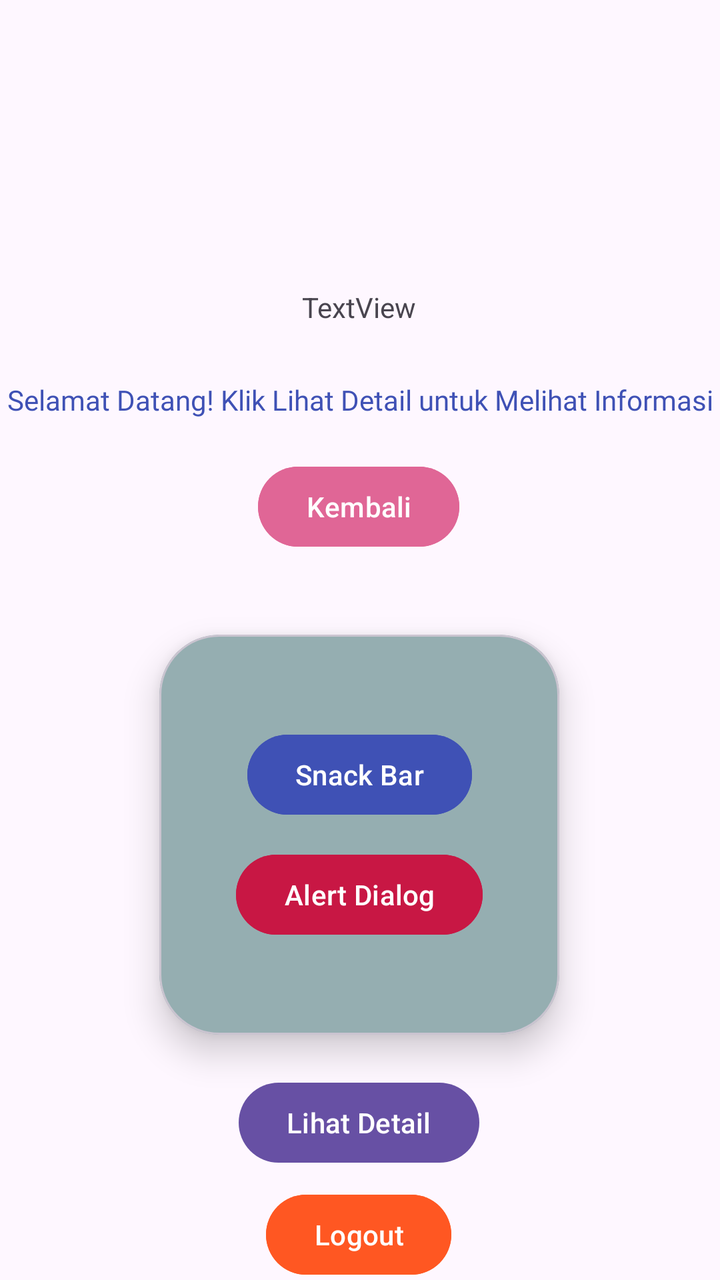
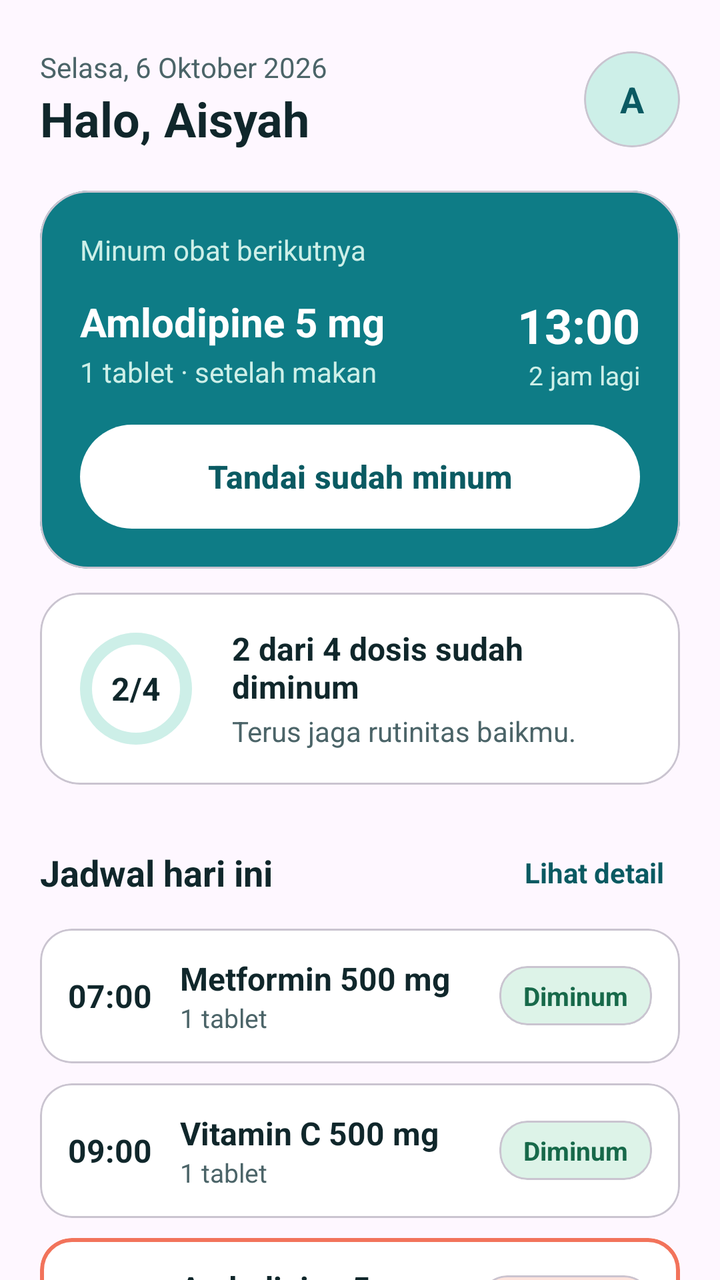

Compare the two renders of this Android layout. The source of the first and the diff that turns it into the second are given below.
<!-- AndroidManifest.xml: application theme Theme.Projek_Aisyah -->
<!-- res/layout/fragment_beranda.xml -->
<?xml version="1.0" encoding="utf-8"?>
<androidx.constraintlayout.widget.ConstraintLayout xmlns:android="http://schemas.android.com/apk/res/android"
    xmlns:tools="http://schemas.android.com/tools"
    android:layout_width="match_parent"
    android:layout_height="match_parent"
    xmlns:app="http://schemas.android.com/apk/res-auto"
    tools:context=".Beranda.BerandaFragment">

    <TextView
        android:id="@+id/textView"
        android:layout_width="wrap_content"
        android:layout_height="wrap_content"
        android:fontFamily="@font/acme_regular"
        android:text="Selamat Datang! Klik Lihat Detail untuk Melihat Informasi"
        android:textColor="#3F51B5"
        android:textSize="14dp"
        app:layout_constraintBottom_toBottomOf="parent"
        app:layout_constraintEnd_toEndOf="parent"
        app:layout_constraintStart_toStartOf="parent"
        app:layout_constraintTop_toBottomOf="@+id/nama"
        app:layout_constraintVertical_bias="0.06" />

    <Button
        android:id="@+id/btnKembali"
        android:layout_width="wrap_content"
        android:layout_height="wrap_content"
        android:layout_marginTop="20dp"
        android:backgroundTint="#E06696"
        android:text="Kembali"
        app:layout_constraintEnd_toEndOf="parent"
        app:layout_constraintHorizontal_bias="0.498"
        app:layout_constraintStart_toStartOf="parent"
        app:layout_constraintTop_toBottomOf="@+id/textView" />

    <TextView
        android:id="@+id/nama"
        android:layout_width="wrap_content"
        android:layout_height="wrap_content"
        android:layout_marginTop="144dp"
        android:text="TextView"
        app:layout_constraintEnd_toEndOf="parent"
        app:layout_constraintHorizontal_bias="0.498"
        app:layout_constraintStart_toStartOf="parent"
        app:layout_constraintTop_toTopOf="parent" />

    <com.google.android.material.card.MaterialCardView
        android:id="@+id/materialCardView"
        android:layout_width="200dp"
        android:layout_height="200dp"
        android:layout_marginTop="40dp"
        android:backgroundTint="#95AEB1"
        app:cardCornerRadius="30dp"
        app:cardElevation="10dp"
        app:layout_constraintEnd_toEndOf="parent"
        app:layout_constraintHorizontal_bias="0.498"
        app:layout_constraintStart_toStartOf="parent"
        app:layout_constraintTop_toBottomOf="@+id/btnKembali">

        <androidx.constraintlayout.widget.ConstraintLayout
            android:layout_width="match_parent"
            android:layout_height="match_parent"
            android:layout_margin="30dp">

            <Button
                android:id="@+id/btnSnackBar"
                android:layout_width="wrap_content"
                android:layout_height="wrap_content"
                android:layout_marginTop="16dp"
                android:backgroundTint="#3F51B5"
                android:text="Snack Bar"
                app:layout_constraintEnd_toEndOf="parent"
                app:layout_constraintStart_toStartOf="parent"
                app:layout_constraintTop_toTopOf="parent" />

            <Button
                android:id="@+id/btnAlertDialog"
                android:layout_width="wrap_content"
                android:layout_height="wrap_content"
                android:layout_marginTop="12dp"
                android:backgroundTint="#C81744"
                android:text="Alert Dialog"
                app:layout_constraintEnd_toEndOf="parent"
                app:layout_constraintStart_toStartOf="parent"
                app:layout_constraintTop_toBottomOf="@+id/btnSnackBar" />
        </androidx.constraintlayout.widget.ConstraintLayout>

    </com.google.android.material.card.MaterialCardView>

    <Button
        android:id="@+id/btnDetail"
        android:layout_width="wrap_content"
        android:layout_height="wrap_content"
        android:layout_marginTop="20dp"
        android:text="Lihat Detail"
        app:layout_constraintEnd_toEndOf="parent"
        app:layout_constraintHorizontal_bias="0.498"
        app:layout_constraintStart_toStartOf="parent"
        app:layout_constraintTop_toBottomOf="@+id/materialCardView" />

    <Button
        android:id="@+id/btnLogout"
        android:layout_width="wrap_content"
        android:layout_height="wrap_content"
        android:layout_marginTop="8dp"
        android:text="Logout"
        android:backgroundTint="#FF5722"
        app:layout_constraintEnd_toEndOf="parent"
        app:layout_constraintHorizontal_bias="0.498"
        app:layout_constraintStart_toStartOf="parent"
        app:layout_constraintTop_toBottomOf="@+id/btnDetail" />

</androidx.constraintlayout.widget.ConstraintLayout>
<!-- resources referenced by this layout -->
<resources>
  <style name="Theme.Projek_Aisyah" parent="Base.Theme.Projek_Aisyah" />
  <style name="Base.Theme.Projek_Aisyah" parent="Theme.Material3.DayNight.NoActionBar">
          
          
      </style>
</resources>

<!-- the commit's change to res/layout/fragment_beranda.xml (unified diff, before → after) -->
@@ -6,107 +6,538 @@
     xmlns:app="http://schemas.android.com/apk/res-auto"
     tools:context=".Beranda.BerandaFragment">
 
-    <TextView
-        android:id="@+id/textView"
-        android:layout_width="wrap_content"
-        android:layout_height="wrap_content"
-        android:fontFamily="@font/acme_regular"
-        android:text="Selamat Datang! Klik Lihat Detail untuk Melihat Informasi"
-        android:textColor="#3F51B5"
-        android:textSize="14dp"
+    <androidx.core.widget.NestedScrollView
+        android:layout_width="0dp"
+        android:layout_height="0dp"
+        android:clipToPadding="false"
+        android:paddingBottom="24dp"
         app:layout_constraintBottom_toBottomOf="parent"
         app:layout_constraintEnd_toEndOf="parent"
         app:layout_constraintStart_toStartOf="parent"
-        app:layout_constraintTop_toBottomOf="@+id/nama"
-        app:layout_constraintVertical_bias="0.06" />
-
-    <Button
-        android:id="@+id/btnKembali"
-        android:layout_width="wrap_content"
-        android:layout_height="wrap_content"
-        android:layout_marginTop="20dp"
-        android:backgroundTint="#E06696"
-        android:text="Kembali"
-        app:layout_constraintEnd_toEndOf="parent"
-        app:layout_constraintHorizontal_bias="0.498"
-        app:layout_constraintStart_toStartOf="parent"
-        app:layout_constraintTop_toBottomOf="@+id/textView" />
-
-    <TextView
-        android:id="@+id/nama"
-        android:layout_width="wrap_content"
-        android:layout_height="wrap_content"
-        android:layout_marginTop="144dp"
-        android:text="TextView"
-        app:layout_constraintEnd_toEndOf="parent"
-        app:layout_constraintHorizontal_bias="0.498"
-        app:layout_constraintStart_toStartOf="parent"
-        app:layout_constraintTop_toTopOf="parent" />
-
-    <com.google.android.material.card.MaterialCardView
-        android:id="@+id/materialCardView"
-        android:layout_width="200dp"
-        android:layout_height="200dp"
-        android:layout_marginTop="40dp"
-        android:backgroundTint="#95AEB1"
-        app:cardCornerRadius="30dp"
-        app:cardElevation="10dp"
-        app:layout_constraintEnd_toEndOf="parent"
-        app:layout_constraintHorizontal_bias="0.498"
-        app:layout_constraintStart_toStartOf="parent"
-        app:layout_constraintTop_toBottomOf="@+id/btnKembali">
-
-        <androidx.constraintlayout.widget.ConstraintLayout
+        app:layout_constraintTop_toTopOf="parent">
+
+        <LinearLayout
             android:layout_width="match_parent"
-            android:layout_height="match_parent"
-            android:layout_margin="30dp">
-
-            <Button
-                android:id="@+id/btnSnackBar"
-                android:layout_width="wrap_content"
-                android:layout_height="wrap_content"
-                android:layout_marginTop="16dp"
-                android:backgroundTint="#3F51B5"
-                android:text="Snack Bar"
-                app:layout_constraintEnd_toEndOf="parent"
-                app:layout_constraintStart_toStartOf="parent"
-                app:layout_constraintTop_toTopOf="parent" />
-
-            <Button
-                android:id="@+id/btnAlertDialog"
-                android:layout_width="wrap_content"
+            android:layout_height="wrap_content"
+            android:orientation="vertical"
+            android:paddingHorizontal="20dp"
+            android:paddingTop="24dp">
+
+            
+            <LinearLayout
+                android:layout_width="match_parent"
+                android:layout_height="wrap_content"
+                android:gravity="center_vertical"
+                android:orientation="horizontal">
+
+                <LinearLayout
+                    android:layout_width="0dp"
+                    android:layout_height="wrap_content"
+                    android:layout_weight="1"
+                    android:orientation="vertical">
+
+                    <TextView
+                        android:id="@+id/tvTanggal"
+                        android:layout_width="wrap_content"
+                        android:layout_height="wrap_content"
+                        android:text="Selasa, 6 Oktober 2026"
+                        android:textColor="@color/mr_ink_soft"
+                        android:textSize="14sp" />
+
+                    <TextView
+                        android:id="@+id/nama"
+                        android:layout_width="wrap_content"
+                        android:layout_height="wrap_content"
+                        android:text="Halo, Aisyah"
+                        android:textColor="@color/mr_ink"
+                        android:textSize="24sp"
+                        android:textStyle="bold" />
+                </LinearLayout>
+
+                <com.google.android.material.card.MaterialCardView
+                    android:id="@+id/cardAvatar"
+                    android:layout_width="48dp"
+                    android:layout_height="48dp"
+                    app:cardBackgroundColor="@color/mr_mint"
+                    app:cardCornerRadius="24dp"
+                    app:cardElevation="0dp">
+
+                    <TextView
+                        android:layout_width="match_parent"
+                        android:layout_height="match_parent"
+                        android:gravity="center"
+                        android:text="A"
+                        android:textColor="@color/mr_teal_dark"
+                        android:textSize="18sp"
+                        android:textStyle="bold" />
+                </com.google.android.material.card.MaterialCardView>
+            </LinearLayout>
+
+            
+            <com.google.android.material.card.MaterialCardView
+                android:layout_width="match_parent"
+                android:layout_height="wrap_content"
+                android:layout_marginTop="20dp"
+                app:cardBackgroundColor="@color/mr_teal"
+                app:cardCornerRadius="24dp"
+                app:cardElevation="0dp">
+
+                <LinearLayout
+                    android:layout_width="match_parent"
+                    android:layout_height="wrap_content"
+                    android:orientation="vertical"
+                    android:padding="20dp">
+
+                    <TextView
+                        android:layout_width="wrap_content"
+                        android:layout_height="wrap_content"
+                        android:text="Minum obat berikutnya"
+                        android:textColor="@color/mr_mint"
+                        android:textSize="14sp" />
+
+                    <LinearLayout
+                        android:layout_width="match_parent"
+                        android:layout_height="wrap_content"
+                        android:layout_marginTop="12dp"
+                        android:gravity="center_vertical"
+                        android:orientation="horizontal">
+
+                        <LinearLayout
+                            android:layout_width="0dp"
+                            android:layout_height="wrap_content"
+                            android:layout_weight="1"
+                            android:orientation="vertical">
+
+                            <TextView
+                                android:layout_width="wrap_content"
+                                android:layout_height="wrap_content"
+                                android:text="Amlodipine 5 mg"
+                                android:textColor="@android:color/white"
+                                android:textSize="20sp"
+                                android:textStyle="bold" />
+
+                            <TextView
+                                android:layout_width="wrap_content"
+                                android:layout_height="wrap_content"
+                                android:layout_marginTop="2dp"
+                                android:text="1 tablet · setelah makan"
+                                android:textColor="@color/mr_mint"
+                                android:textSize="14sp" />
+                        </LinearLayout>
+
+                        <LinearLayout
+                            android:layout_width="wrap_content"
+                            android:layout_height="wrap_content"
+                            android:gravity="end"
+                            android:orientation="vertical">
+
+                            <TextView
+                                android:layout_width="wrap_content"
+                                android:layout_height="wrap_content"
+                                android:text="13:00"
+                                android:textColor="@android:color/white"
+                                android:textSize="24sp"
+                                android:textStyle="bold" />
+
+                            <TextView
+                                android:layout_width="wrap_content"
+                                android:layout_height="wrap_content"
+                                android:text="2 jam lagi"
+                                android:textColor="@color/mr_mint"
+                                android:textSize="13sp" />
+                        </LinearLayout>
+                    </LinearLayout>
+
+                    <com.google.android.material.button.MaterialButton
+                        android:id="@+id/btnTandaiMinum"
+                        android:layout_width="match_parent"
+                        android:layout_height="52dp"
+                        android:layout_marginTop="16dp"
+                        android:insetTop="0dp"
+                        android:insetBottom="0dp"
+                        android:text="Tandai sudah minum"
+                        android:textAllCaps="false"
+                        android:textColor="@color/mr_teal_dark"
+                        android:textSize="16sp"
+                        android:textStyle="bold"
+                        app:backgroundTint="@android:color/white"
+                        app:cornerRadius="26dp" />
+                </LinearLayout>
+            </com.google.android.material.card.MaterialCardView>
+
+            
+            <com.google.android.material.card.MaterialCardView
+                android:layout_width="match_parent"
                 android:layout_height="wrap_content"
                 android:layout_marginTop="12dp"
-                android:backgroundTint="#C81744"
-                android:text="Alert Dialog"
-                app:layout_constraintEnd_toEndOf="parent"
-                app:layout_constraintStart_toStartOf="parent"
-                app:layout_constraintTop_toBottomOf="@+id/btnSnackBar" />
-        </androidx.constraintlayout.widget.ConstraintLayout>
-
-    </com.google.android.material.card.MaterialCardView>
-
-    <Button
-        android:id="@+id/btnDetail"
-        android:layout_width="wrap_content"
-        android:layout_height="wrap_content"
-        android:layout_marginTop="20dp"
-        android:text="Lihat Detail"
-        app:layout_constraintEnd_toEndOf="parent"
-        app:layout_constraintHorizontal_bias="0.498"
-        app:layout_constraintStart_toStartOf="parent"
-        app:layout_constraintTop_toBottomOf="@+id/materialCardView" />
-
-    <Button
-        android:id="@+id/btnLogout"
-        android:layout_width="wrap_content"
-        android:layout_height="wrap_content"
-        android:layout_marginTop="8dp"
-        android:text="Logout"
-        android:backgroundTint="#FF5722"
-        app:layout_constraintEnd_toEndOf="parent"
-        app:layout_constraintHorizontal_bias="0.498"
-        app:layout_constraintStart_toStartOf="parent"
-        app:layout_constraintTop_toBottomOf="@+id/btnDetail" />
+                app:cardBackgroundColor="@android:color/white"
+                app:cardCornerRadius="20dp"
+                app:cardElevation="0dp">
+
+                <LinearLayout
+                    android:layout_width="match_parent"
+                    android:layout_height="wrap_content"
+                    android:gravity="center_vertical"
+                    android:orientation="horizontal"
+                    android:padding="16dp">
+
+                    <FrameLayout
+                        android:layout_width="64dp"
+                        android:layout_height="64dp">
+
+                        <com.google.android.material.progressindicator.CircularProgressIndicator
+                            android:id="@+id/progressDosis"
+                            android:layout_width="wrap_content"
+                            android:layout_height="wrap_content"
+                            android:layout_gravity="center"
+                            android:max="100"
+                            android:progress="50"
+                            app:indicatorColor="@color/mr_teal"
+                            app:indicatorSize="56dp"
+                            app:trackColor="@color/mr_mint"
+                            app:trackCornerRadius="3dp"
+                            app:trackThickness="6dp" />
+
+                        <TextView
+                            android:id="@+id/tvProgresDosis"
+                            android:layout_width="wrap_content"
+                            android:layout_height="wrap_content"
+                            android:layout_gravity="center"
+                            android:text="2/4"
+                            android:textColor="@color/mr_ink"
+                            android:textSize="16sp"
+                            android:textStyle="bold" />
+                    </FrameLayout>
+
+                    <LinearLayout
+                        android:layout_width="0dp"
+                        android:layout_height="wrap_content"
+                        android:layout_marginStart="16dp"
+                        android:layout_weight="1"
+                        android:orientation="vertical">
+
+                        <TextView
+                            android:id="@+id/tvKeteranganProgres"
+                            android:layout_width="wrap_content"
+                            android:layout_height="wrap_content"
+                            android:text="2 dari 4 dosis sudah diminum"
+                            android:textColor="@color/mr_ink"
+                            android:textSize="16sp"
+                            android:textStyle="bold" />
+
+                        <TextView
+                            android:layout_width="wrap_content"
+                            android:layout_height="wrap_content"
+                            android:layout_marginTop="2dp"
+                            android:text="Terus jaga rutinitas baikmu."
+                            android:textColor="@color/mr_ink_soft"
+                            android:textSize="14sp" />
+                    </LinearLayout>
+                </LinearLayout>
+            </com.google.android.material.card.MaterialCardView>
+
+            
+            <LinearLayout
+                android:layout_width="match_parent"
+                android:layout_height="wrap_content"
+                android:layout_marginTop="20dp"
+                android:gravity="center_vertical"
+                android:orientation="horizontal">
+
+                <TextView
+                    android:layout_width="0dp"
+                    android:layout_height="wrap_content"
+                    android:layout_weight="1"
+                    android:text="Jadwal hari ini"
+                    android:textColor="@color/mr_ink"
+                    android:textSize="18sp"
+                    android:textStyle="bold" />
+
+                <TextView
+                    android:id="@+id/btnLihatDetail"
+                    android:layout_width="wrap_content"
+                    android:layout_height="48dp"
+                    android:background="?attr/selectableItemBackground"
+                    android:clickable="true"
+                    android:focusable="true"
+                    android:gravity="center"
+                    android:paddingHorizontal="8dp"
+                    android:text="Lihat detail"
+                    android:textColor="@color/mr_teal_dark"
+                    android:textSize="14sp"
+                    android:textStyle="bold" />
+            </LinearLayout>
+
+            
+            <com.google.android.material.card.MaterialCardView
+                android:layout_width="match_parent"
+                android:layout_height="wrap_content"
+                android:layout_marginTop="4dp"
+                app:cardBackgroundColor="@android:color/white"
+                app:cardCornerRadius="16dp"
+                app:cardElevation="0dp">
+
+                <LinearLayout
+                    android:layout_width="match_parent"
+                    android:layout_height="wrap_content"
+                    android:gravity="center_vertical"
+                    android:orientation="horizontal"
+                    android:padding="14dp">
+
+                    <TextView
+                        android:layout_width="56dp"
+                        android:layout_height="wrap_content"
+                        android:text="07:00"
+                        android:textColor="@color/mr_ink"
+                        android:textSize="16sp"
+                        android:textStyle="bold" />
+
+                    <LinearLayout
+                        android:layout_width="0dp"
+                        android:layout_height="wrap_content"
+                        android:layout_weight="1"
+                        android:orientation="vertical">
+
+                        <TextView
+                            android:layout_width="wrap_content"
+                            android:layout_height="wrap_content"
+                            android:text="Metformin 500 mg"
+                            android:textColor="@color/mr_ink"
+                            android:textSize="16sp"
+                            android:textStyle="bold" />
+
+                        <TextView
+                            android:layout_width="wrap_content"
+                            android:layout_height="wrap_content"
+                            android:text="1 tablet"
+                            android:textColor="@color/mr_ink_soft"
+                            android:textSize="13sp" />
+                    </LinearLayout>
+
+                    <com.google.android.material.card.MaterialCardView
+                        android:layout_width="wrap_content"
+                        android:layout_height="wrap_content"
+                        app:cardBackgroundColor="@color/mr_green_soft"
+                        app:cardCornerRadius="14dp"
+                        app:cardElevation="0dp">
+
+                        <TextView
+                            android:layout_width="wrap_content"
+                            android:layout_height="wrap_content"
+                            android:paddingHorizontal="12dp"
+                            android:paddingVertical="6dp"
+                            android:text="Diminum"
+                            android:textColor="@color/mr_green_text"
+                            android:textSize="13sp"
+                            android:textStyle="bold" />
+                    </com.google.android.material.card.MaterialCardView>
+                </LinearLayout>
+            </com.google.android.material.card.MaterialCardView>
+
+            
+            <com.google.android.material.card.MaterialCardView
+                android:layout_width="match_parent"
+                android:layout_height="wrap_content"
+                android:layout_marginTop="10dp"
+                app:cardBackgroundColor="@android:color/white"
+                app:cardCornerRadius="16dp"
+                app:cardElevation="0dp">
+
+                <LinearLayout
+                    android:layout_width="match_parent"
+                    android:layout_height="wrap_content"
+                    android:gravity="center_vertical"
+                    android:orientation="horizontal"
+                    android:padding="14dp">
+
+                    <TextView
+                        android:layout_width="56dp"
+                        android:layout_height="wrap_content"
+                        android:text="09:00"
+                        android:textColor="@color/mr_ink"
+                        android:textSize="16sp"
+                        android:textStyle="bold" />
+
+                    <LinearLayout
+                        android:layout_width="0dp"
+                        android:layout_height="wrap_content"
+                        android:layout_weight="1"
+                        android:orientation="vertical">
+
+                        <TextView
+                            android:layout_width="wrap_content"
+                            android:layout_height="wrap_content"
+                            android:text="Vitamin C 500 mg"
+                            android:textColor="@color/mr_ink"
+                            android:textSize="16sp"
+                            android:textStyle="bold" />
+
+                        <TextView
+                            android:layout_width="wrap_content"
+                            android:layout_height="wrap_content"
+                            android:text="1 tablet"
+                            android:textColor="@color/mr_ink_soft"
+                            android:textSize="13sp" />
+                    </LinearLayout>
+
+                    <com.google.android.material.card.MaterialCardView
+                        android:layout_width="wrap_content"
+                        android:layout_height="wrap_content"
+                        app:cardBackgroundColor="@color/mr_green_soft"
+                        app:cardCornerRadius="14dp"
+                        app:cardElevation="0dp">
+
+                        <TextView
+                            android:layout_width="wrap_content"
+                            android:layout_height="wrap_content"
+                            android:paddingHorizontal="12dp"
+                            android:paddingVertical="6dp"
+                            android:text="Diminum"
+                            android:textColor="@color/mr_green_text"
+                            android:textSize="13sp"
+                            android:textStyle="bold" />
+                    </com.google.android.material.card.MaterialCardView>
+                </LinearLayout>
+            </com.google.android.material.card.MaterialCardView>
+
+            
+            <com.google.android.material.card.MaterialCardView
+                android:id="@+id/rowAmlodipine"
+                android:layout_width="match_parent"
+                android:layout_height="wrap_content"
+                android:layout_marginTop="10dp"
+                app:cardBackgroundColor="@android:color/white"
+                app:cardCornerRadius="16dp"
+                app:cardElevation="0dp"
+                app:strokeColor="@color/mr_coral"
+                app:strokeWidth="2dp">
+
+                <LinearLayout
+                    android:layout_width="match_parent"
+                    android:layout_height="wrap_content"
+                    android:gravity="center_vertical"
+                    android:orientation="horizontal"
+                    android:padding="14dp">
+
+                    <TextView
+                        android:layout_width="56dp"
+                        android:layout_height="wrap_content"
+                        android:text="13:00"
+                        android:textColor="@color/mr_ink"
+                        android:textSize="16sp"
+                        android:textStyle="bold" />
+
+                    <LinearLayout
+                        android:layout_width="0dp"
+                        android:layout_height="wrap_content"
+                        android:layout_weight="1"
+                        android:orientation="vertical">
+
+                        <TextView
+                            android:layout_width="wrap_content"
+                            android:layout_height="wrap_content"
+                            android:text="Amlodipine 5 mg"
+                            android:textColor="@color/mr_ink"
+                            android:textSize="16sp"
+                            android:textStyle="bold" />
+
+                        <TextView
+                            android:layout_width="wrap_content"
+                            android:layout_height="wrap_content"
+                            android:text="1 tablet"
+                            android:textColor="@color/mr_ink_soft"
+                            android:textSize="13sp" />
+                    </LinearLayout>
+
+                    <com.google.android.material.card.MaterialCardView
+                        android:id="@+id/pillStatus13"
+                        android:layout_width="wrap_content"
+                        android:layout_height="wrap_content"
+                        app:cardBackgroundColor="@color/mr_coral_soft"
+                        app:cardCornerRadius="14dp"
+                        app:cardElevation="0dp">
+
+                        <TextView
+                            android:id="@+id/tvStatus13"
+                            android:layout_width="wrap_content"
+                            android:layout_height="wrap_content"
+                            android:paddingHorizontal="12dp"
+                            android:paddingVertical="6dp"
+                            android:text="Menunggu"
+                            android:textColor="@color/mr_coral_text"
+                            android:textSize="13sp"
+                            android:textStyle="bold" />
+                    </com.google.android.material.card.MaterialCardView>
+                </LinearLayout>
+            </com.google.android.material.card.MaterialCardView>
+
+            
+            <com.google.android.material.card.MaterialCardView
+                android:layout_width="match_parent"
+                android:layout_height="wrap_content"
+                android:layout_marginTop="10dp"
+                app:cardBackgroundColor="@android:color/white"
+                app:cardCornerRadius="16dp"
+                app:cardElevation="0dp">
+
+                <LinearLayout
+                    android:layout_width="match_parent"
+                    android:layout_height="wrap_content"
+                    android:gravity="center_vertical"
+                    android:orientation="horizontal"
+                    android:padding="14dp">
+
+                    <TextView
+                        android:layout_width="56dp"
+                        android:layout_height="wrap_content"
+                        android:text="19:00"
+                        android:textColor="@color/mr_ink"
+                        android:textSize="16sp"
+                        android:textStyle="bold" />
+
+                    <LinearLayout
+                        android:layout_width="0dp"
+                        android:layout_height="wrap_content"
+                        android:layout_weight="1"
+                        android:orientation="vertical">
+
+                        <TextView
+                            android:layout_width="wrap_content"
+                            android:layout_height="wrap_content"
+                            android:text="Metformin 500 mg"
+                            android:textColor="@color/mr_ink"
+                            android:textSize="16sp"
+                            android:textStyle="bold" />
+
+                        <TextView
+                            android:layout_width="wrap_content"
+                            android:layout_height="wrap_content"
+                            android:text="1 tablet"
+                            android:textColor="@color/mr_ink_soft"
+                            android:textSize="13sp" />
+                    </LinearLayout>
+
+                    <com.google.android.material.card.MaterialCardView
+                        android:layout_width="wrap_content"
+                        android:layout_height="wrap_content"
+                        app:cardBackgroundColor="@color/mr_gray_soft"
+                        app:cardCornerRadius="14dp"
+                        app:cardElevation="0dp">
+
+                        <TextView
+                            android:layout_width="wrap_content"
+                            android:layout_height="wrap_content"
+                            android:paddingHorizontal="12dp"
+                            android:paddingVertical="6dp"
+                            android:text="Terjadwal"
+                            android:textColor="@color/mr_gray_text"
+                            android:textSize="13sp"
+                            android:textStyle="bold" />
+                    </com.google.android.material.card.MaterialCardView>
+                </LinearLayout>
+            </com.google.android.material.card.MaterialCardView>
+
+        </LinearLayout>
+    </androidx.core.widget.NestedScrollView>
 
 </androidx.constraintlayout.widget.ConstraintLayout>
<!-- resource entries referenced after the edit -->
@@ -1,5 +1,17 @@
 <!-- resources referenced by this layout -->
 <resources>
+  <color name="mr_coral">#F2735B</color>
+  <color name="mr_coral_soft">#FFE3DC</color>
+  <color name="mr_coral_text">#8F3220</color>
+  <color name="mr_gray_soft">#E6EFF0</color>
+  <color name="mr_gray_text">#3A5559</color>
+  <color name="mr_green_soft">#DDF3E8</color>
+  <color name="mr_green_text">#17694A</color>
+  <color name="mr_ink">#10272B</color>
+  <color name="mr_ink_soft">#4B6468</color>
+  <color name="mr_mint">#CDEFE8</color>
+  <color name="mr_teal">#0E7C86</color>
+  <color name="mr_teal_dark">#0A5A62</color>
   <style name="Theme.Projek_Aisyah" parent="Base.Theme.Projek_Aisyah" />
   <style name="Base.Theme.Projek_Aisyah" parent="Theme.Material3.DayNight.NoActionBar">
           
